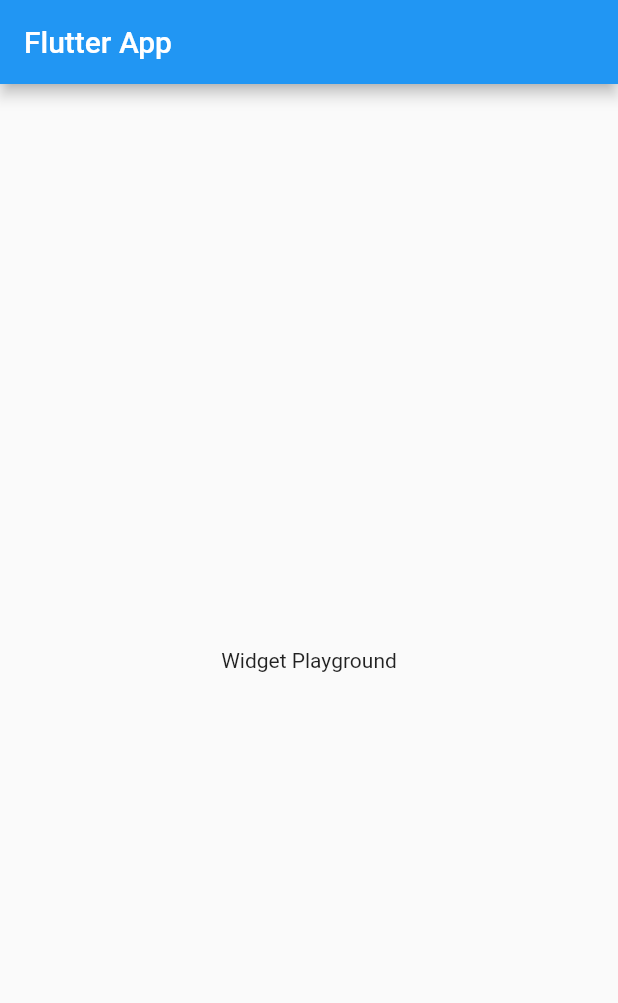
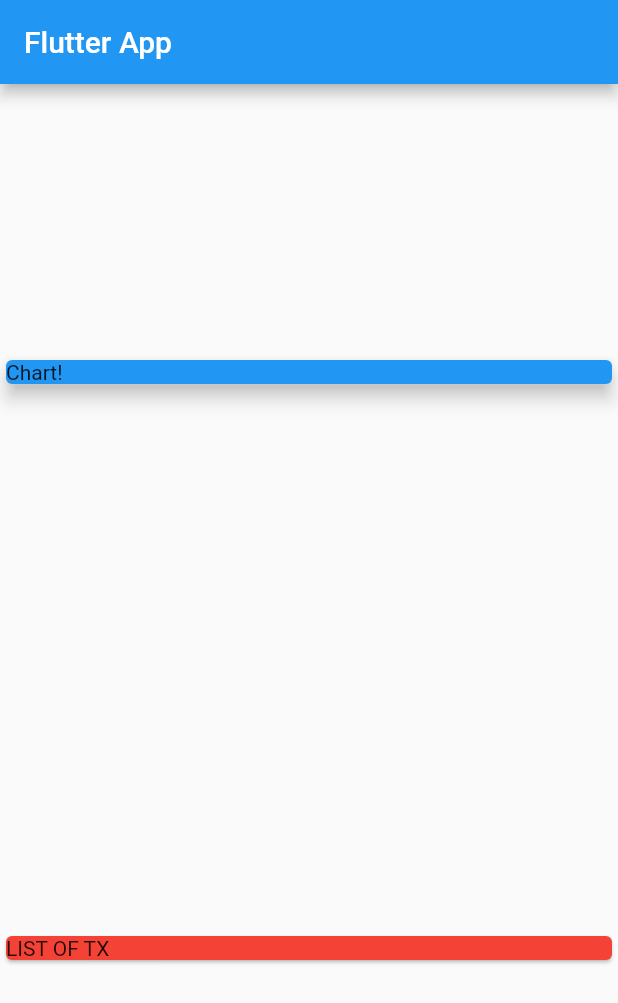
Before and after one commit to Rybsooon11/Flutter, a Flutter app: the screen it shows after launch, on a phone screen of 412 x 824 dp. Shown: the top 1003 px of the screen. Run offline on Flutter 3.47's test engine with Material 2 defaults, Android fonts, the phone set to English and light mode, and no system bars.

Commit message:
Transaction.dart

```diff
--- a/shop_list/lib/main.dart
+++ b/shop_list/lib/main.dart
@@ -1,4 +1,5 @@
 import 'package:flutter/material.dart';
+import './transaction.dart';
 
 void main() => runApp(MyApp());
 
@@ -18,14 +19,39 @@ class MyApp extends StatelessWidget {
 }
 
 class MyHomePage extends StatelessWidget {
+  final List<Transaction> transactions = [
+    Transaction(
+      id: 't1',
+      title: 'New shoes',
+      amount: 69.99,
+      date: DateTime.now(),
+    ),
+  ];
+
+
   @override
   Widget build(BuildContext context) {
     return Scaffold(
       appBar: AppBar(
         title: Text('Flutter App'),
       ),
-      body: Center(
-        child: Text('Widget Playground'),
+      body: Column(
+        mainAxisAlignment: MainAxisAlignment.spaceAround,
+        crossAxisAlignment: CrossAxisAlignment.stretch,
+        children: <Widget>[
+          Container(
+            width: double.infinity,
+            child: Card(
+              color: Colors.blue,
+              child: Text('Chart!'),
+              elevation: 5,
+            ),
+          ),
+          Card(
+            color: Colors.red,
+            child: Text('LIST OF TX'),
+          ),
+        ],
       ),
     );
   }
--- /dev/null
+++ b/shop_list/lib/transaction.dart
@@ -0,0 +1,15 @@
+import 'package:flutter/foundation.dart';
+
+class Transaction {
+  String id;
+  String title;
+  double amount;
+  DateTime date;
+
+  Transaction({
+    @required this.id,
+    @required this.title,
+    @required this.amount,
+    @required this.date
+  });
+}
```
